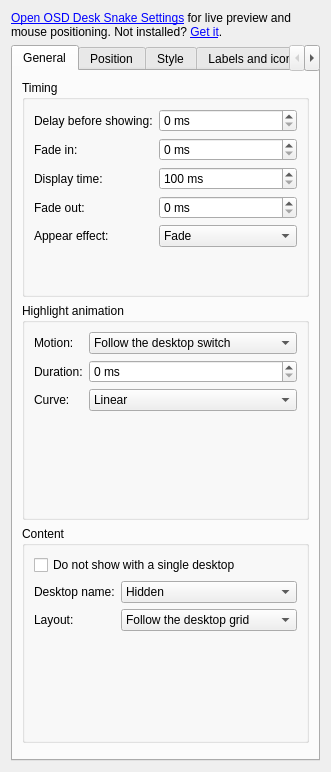
rcspam/osd-desk-snake, file package/contents/ui/config.ui: the form before one commit.
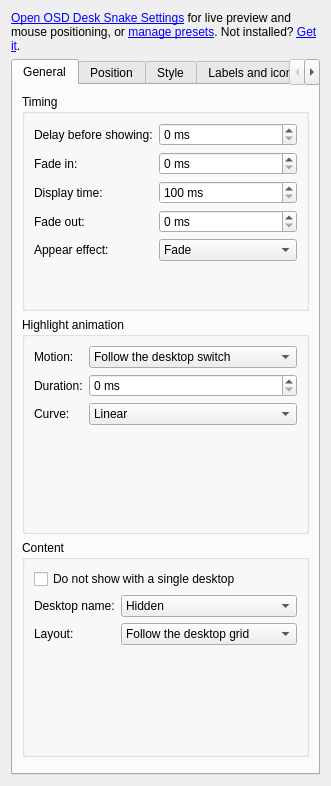
The form after the commit. Custom widgets are drawn as their Qt base class.

Commit message:
Add a Presets tab to the settings app
Saves every setting under a name, applies a preset with one click, and
exports or imports presets as .osdsnake files. The System Settings page
gets an osd-desk-snake://presets link that opens the app on that tab,
also when the app is already running.

What changed in the file:
```diff
--- a/package/contents/ui/config.ui
+++ b/package/contents/ui/config.ui
@@ -6,7 +6,7 @@
   <layout class="QVBoxLayout" name="mainLayout">
    <item>
     <widget class="QLabel" name="appLink">
-     <property name="text"><string>&lt;a href="osd-desk-snake://settings"&gt;Open OSD Desk Snake Settings&lt;/a&gt; for live preview and mouse positioning. Not installed? &lt;a href="https://github.com/rcspam/osd-desk-snake#install"&gt;Get it&lt;/a&gt;.</string></property>
+     <property name="text"><string>&lt;a href="osd-desk-snake://settings"&gt;Open OSD Desk Snake Settings&lt;/a&gt; for live preview and mouse positioning, or &lt;a href="osd-desk-snake://presets"&gt;manage presets&lt;/a&gt;. Not installed? &lt;a href="https://github.com/rcspam/osd-desk-snake#install"&gt;Get it&lt;/a&gt;.</string></property>
      <property name="toolTip"><string>That app saves every change right away; this window closes when it opens.</string></property>
      <property name="textFormat"><enum>Qt::RichText</enum></property>
      <property name="openExternalLinks"><bool>true</bool></property>
```
The commit also changes 8 other files.
